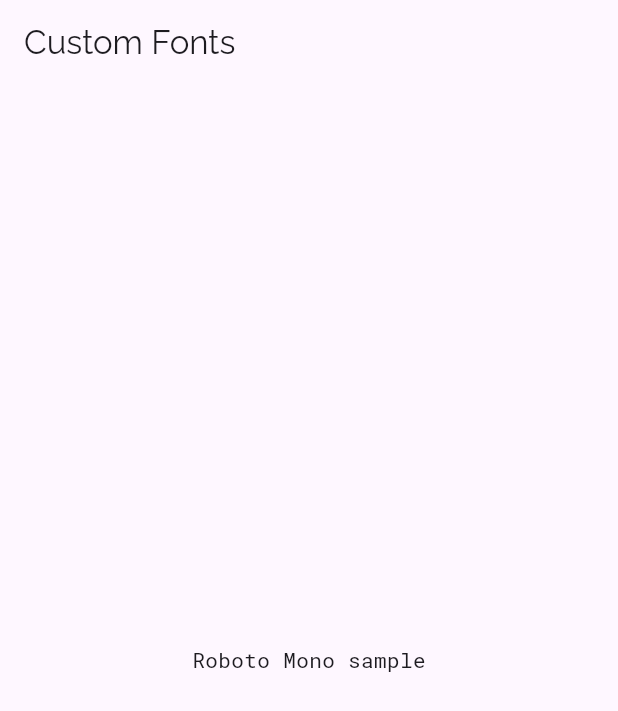
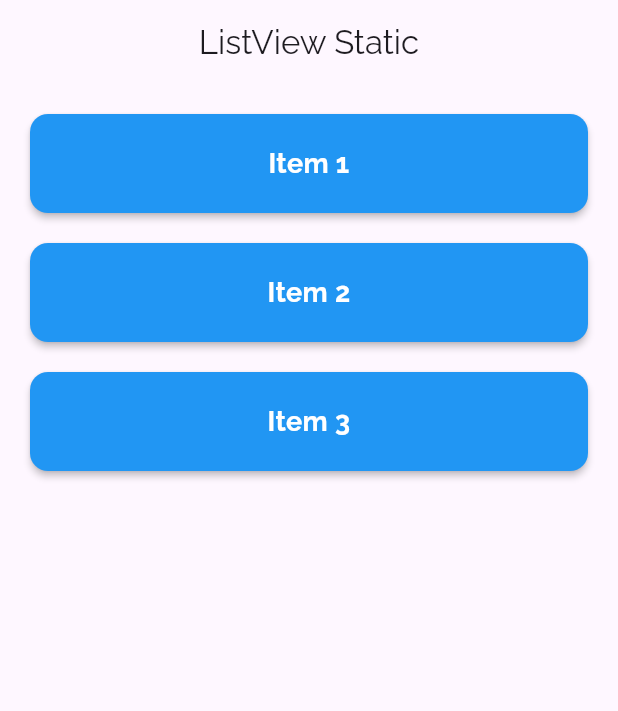
Before and after one commit to Mison1212/week_7_latihan_font, a Flutter app: the screen it shows after launch, on a phone screen of 412 x 824 dp. Shown: the top 711 px of the screen. Run offline on Flutter 3.47's test engine with Material 3 defaults, Android fonts, the phone set to English and light mode, and no system bars.

Commit message:
membuat listview

```diff
--- a/lib/main.dart
+++ b/lib/main.dart
@@ -1,6 +1,6 @@
 import 'package:flutter/material.dart';
-import 'package:latihan_font/pages/homepage.dart';
-
+// import 'package:latihan_font/pages/homepage.dart';
+import 'package:latihan_font/pages/listview.dart';
 void main() {
   runApp(const MyApp());
 }
@@ -15,7 +15,8 @@ class MyApp extends StatelessWidget {
         title: 'Custom Font',
         // set raleway as teh defult app font
         theme: ThemeData(fontFamily: "Raleway"),
-        home: const HomePage(),
+        home: const ListViewStaticPage(),
+
         debugShowCheckedModeBanner: false,
       );
     }
--- a/lib/pages/homepage.dart
+++ b/lib/pages/homepage.dart
@@ -1,5 +1,4 @@
 import 'package:flutter/material.dart';
-
 class HomePage extends StatelessWidget {
   const HomePage({super.key});
 
--- /dev/null
+++ b/lib/pages/listview.dart
@@ -0,0 +1,56 @@
+import 'package:flutter/material.dart';
+
+class ListViewStaticPage extends StatelessWidget {
+  const ListViewStaticPage({super.key});
+
+  @override
+  Widget build(BuildContext context) {
+    return Scaffold(
+      appBar: AppBar(
+        title: const Text('ListView Static'),
+        centerTitle: true,
+      ),
+      body: ListView(
+        padding: const EdgeInsets.all(16),
+        children: const [
+          _ListItem(title: 'Item 1'),
+          SizedBox(height: 12),
+          _ListItem(title: 'Item 2'),
+          SizedBox(height: 12),
+          _ListItem(title: 'Item 3'),
+        ],
+      ),
+    );
+  }
+}
+
+class _ListItem extends StatelessWidget {
+  final String title;
+
+  const _ListItem({required this.title});
+
+  @override
+  Widget build(BuildContext context) {
+    return Card(
+      elevation: 2,
+      color: Colors.blue, // 🔵 Card biru
+      shape: RoundedRectangleBorder(
+        borderRadius: BorderRadius.circular(12),
+      ),
+      child: Padding(
+        padding: const EdgeInsets.symmetric(vertical: 20, horizontal: 20),
+        child: Center( // ⬅️ Text di tengah
+          child: Text(
+            title,
+            textAlign: TextAlign.center,
+            style: const TextStyle(
+              color: Colors.white, // ✨ Putih biar kontras dengan biru
+              fontSize: 18,
+              fontWeight: FontWeight.w600,
+            ),
+          ),
+        ),
+      ),
+    );
+  }
+}
--- a/pubspec.yaml
+++ b/pubspec.yaml
@@ -83,8 +83,6 @@ flutter:
     - family: Robotomono
       fonts:
         - asset: assets/fonts/Robotomono/RobotoMono-Bold.ttf
-        - asset: assets/fonts/Robotomono/RobotoMono-Italic.ttf
-        - asset: assets/fonts/Robotomono/RobotoMono-Medium.ttf
         - asset: assets/fonts/Robotomono/RobotoMono-Regular.ttf
           weight: 700
   #
```
Also changed, not shown: lib/pages/list_view_sparate_horizontal.dart (added, +42 -0 lines), lib/pages/sparate_list_view.dart (added, +48 -0 lines).
